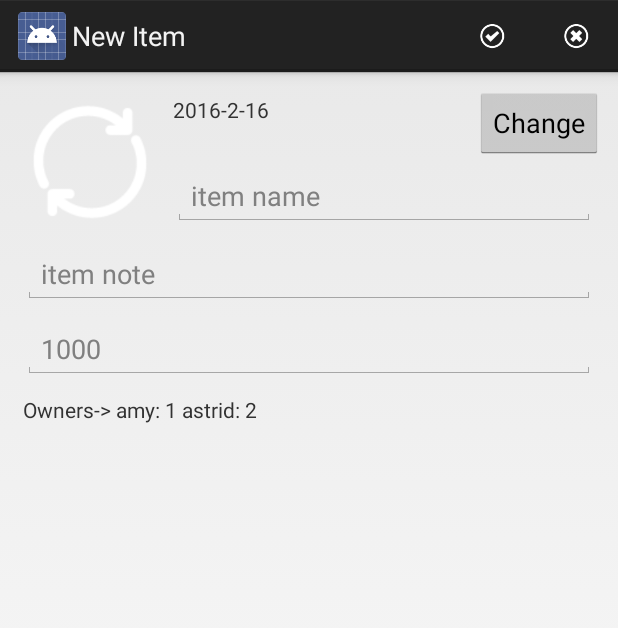
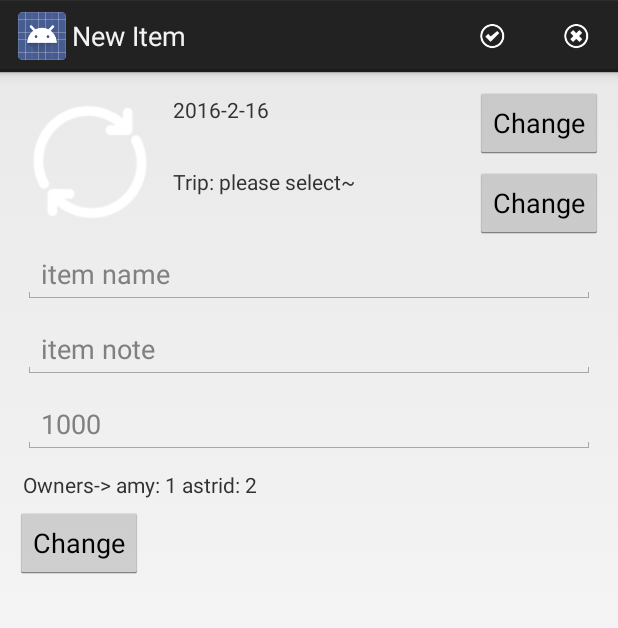
Before and after one commit to louisccc/TripalTripal, an Android app: the EditItemActivity screen opened directly, with no data from a screen before it, on a phone screen of 412 x 824 dp. Shown: the top 628 px of the screen. Run offline under Robolectric (Android 15) with nearby library versions, the phone set to English and light mode, and no system bars; libraries missing offline, so code that uses them is left out: junit.framework.

Commit message:
modify edititem activity

```diff
--- a/app/src/main/java/com/example/louisccc/tripal/activity/EditItemActivity.java
+++ b/app/src/main/java/com/example/louisccc/tripal/activity/EditItemActivity.java
@@ -21,12 +21,15 @@ import android.widget.TextView;
 import com.example.louisccc.tripal.R;
 import com.example.louisccc.tripal.model.DBManager;
 import com.example.louisccc.tripal.model.TriApplication;
+import com.example.louisccc.tripal.model.TriFriend;
 import com.example.louisccc.tripal.model.TriItem;
+import com.example.louisccc.tripal.model.TriTrip;
 import com.example.louisccc.tripal.utility.DateHelper;
 
 import junit.framework.Assert;
 
 import java.sql.SQLException;
+import java.util.ArrayList;
 import java.util.Calendar;
 
 /**
@@ -35,18 +38,26 @@ import java.util.Calendar;
 public class EditItemActivity extends Activity {
 
     TriItem mItem;
+    TriFriend mOwner = null;
     ImageView mItemThumbnailImageView;
     ImageView mItemThumbnailCoverImageView;
     TextView mItemTimeStampTextView;
     Button mItemTimeStampButton;
+
     TextView mItemLocationTextView;
-    EditText mItemTripTextView;
+    TextView mItemTripTextView;
+    Button mItemTripButton;
+
+    EditText mItemNameEditText;
     EditText mItemNoteTextView;
+    EditText mItemAmountTextView;
 
-    EditText mItemAmountTextView;
     TextView mItemOwnerTextView;
+    Button mItemOwnerButton;
 
     ListView mParticipantsListView;
+
+    TriTrip mTrip = null;
 //TODO    ParticipantsAdapter mParticipantsAdapter;
 
     @Override
@@ -65,23 +76,46 @@ public class EditItemActivity extends Activity {
         mItemTimeStampTextView = (TextView) this.findViewById(R.id.item_edit_timestamp);
         mItemTimeStampButton = (Button) this.findViewById(R.id.item_edit_timestamp_change);
 
-        mItemTripTextView = (EditText) this.findViewById(R.id.item_edit_trip);
+        mItemTripTextView = (TextView) this.findViewById(R.id.item_edit_trip);
+        mItemTripButton = (Button) this.findViewById(R.id.item_edit_trip_change);
+
+        mItemNameEditText = (EditText) this.findViewById(R.id.item_edit_item_name);
         mItemNoteTextView = (EditText) this.findViewById(R.id.item_edit_note);
         mItemAmountTextView = (EditText) this.findViewById(R.id.item_edit_amount);
+
+        mItemOwnerButton = (Button) this.findViewById(R.id.item_edit_owner_change);
         mItemOwnerTextView = (TextView) this.findViewById(R.id.item_edit_owner);
 
         mItem = getIntent().getParcelableExtra("item");
+
         if (mItem != null) {
             setTitle("Edit Item");
+            mItemNameEditText.setText(mItem.getName());
             mItemNoteTextView.setText(mItem.getNote());
             mItemAmountTextView.setText( Double.toString( mItem.getAmount() ) );
-            mItemOwnerTextView.setText( "Owner_id: " + mItem.getOwner() );
+
+            for (TriTrip t : ((TriApplication)getApplication()).getgTrips()){
+                if ( mItem.getTripId() == t.getLocalId() ) {
+                    mTrip = t; break;
+                }
+            }
+
+            for (TriFriend f : mTrip.getMembers((TriApplication) getApplication()) ){
+                if (f.getLocalId() == mItem.getOwner() ) {
+                    mOwner = f;
+                    break;
+                }
+            }
+            mItemOwnerTextView.setText( "Owner: " + mOwner.getName() );
             // TODO location
         }
         else {
             setTitle("New Item");
+            mTrip = getIntent().getParcelableExtra("trip");
+//            Assert.assertTrue(mTrip != null);
             mItemOwnerTextView.setText("Owners-> amy: " + ((TriApplication)getApplication()).getgFriends().get(0).getLocalId() + " astrid: " +((TriApplication)getApplication()).getgFriends().get(1).getLocalId() );
         }
+
         mItemTimeStampTextView.setOnClickListener(new View.OnClickListener() {
             @Override
             public void onClick(View v) {
@@ -101,29 +135,51 @@ public class EditItemActivity extends Activity {
                 showDatePickerDialog(c);
             }
         });
-        mItemOwnerTextView.setOnClickListener(new View.OnClickListener() {
+        if (mTrip != null){
+            mItemTripTextView.setText("Trip: " + mTrip.getName());
+        }
+        else {
+            mItemTripTextView.setText("Trip: please select~");
+        }
+
+        mItemTripButton.setOnClickListener(new View.OnClickListener() {
+            @Override
+            public void onClick(View v) {
+                AlertDialog.Builder builder = new AlertDialog.Builder(EditItemActivity.this);
+                builder.setTitle("select the trip");
+                ArrayList<String> listitems = new ArrayList<String>();
+                for ( TriTrip trip : ((TriApplication)getApplication()).getgTrips() ) {
+                    listitems.add(trip.getName());
+                }
+                final CharSequence[] charSequence = listitems.toArray(new CharSequence[listitems.size()]);
+                builder.setItems(charSequence, new DialogInterface.OnClickListener() {
+                    @Override
+                    public void onClick(DialogInterface dialog, int which) {
+                        mTrip = ((TriApplication)getApplication()).getgTrips().get(which);
+                        mItemTripTextView.setText( "Trip: " + mTrip.getName() );
+                    }
+                });
+                builder.show();
+            }
+        });
+        mItemOwnerButton.setOnClickListener(new View.OnClickListener() {
             @Override
             public void onClick(View v) {
                 AlertDialog.Builder d = new AlertDialog.Builder(EditItemActivity.this);
-                LayoutInflater inflater = EditItemActivity.this.getLayoutInflater();
-                final View dialogView = inflater.inflate(R.layout.dialog_friend_picker, null);
-                d.setView(dialogView);
-                d.setPositiveButton("ok", new DialogInterface.OnClickListener() {
+                d.setTitle("select the owner");
+                ArrayList<String> listitems = new ArrayList<String>();
+                for (TriFriend f : mTrip.getMembers((TriApplication)getApplication()) ) {
+                    listitems.add(f.getName());
+                }
+                final CharSequence[] charSequence = listitems.toArray(new CharSequence[listitems.size()]);
+                d.setItems(charSequence, new DialogInterface.OnClickListener() {
                     @Override
                     public void onClick(DialogInterface dialog, int which) {
-                        EditText text = (EditText) dialogView.findViewById(R.id.edittext);
-                        mItemOwnerTextView.setText(text.getText().toString());
+                        mOwner = mTrip.getMembers((TriApplication) getApplication()).get(which);
+                        mItemOwnerTextView.setText( "Owner: " + mOwner.getName() );
                     }
                 });
-                d.setNegativeButton("cancel", new DialogInterface.OnClickListener() {
-                    @Override
-                    public void onClick(DialogInterface dialog, int which) {
-                        return;
-                    }
-                });
-                AlertDialog dialog = d.create();
-                dialog.show();
-
+                d.show();
             }
         });
     }
@@ -140,12 +196,13 @@ public class EditItemActivity extends Activity {
         switch (item.getItemId()) {
             case R.id.add_record_confirm:
                 if (mItem == null) {
+                    Assert.assertTrue( mOwner != null );
                     TriItem i = new TriItem(
-                            mItemTripTextView.getText().toString(),
+                            mItemNameEditText.getText().toString(),
                             Double.parseDouble(mItemAmountTextView.getText().toString()),
-                            Integer.parseInt(mItemOwnerTextView.getText().toString()),
-                            ((TriApplication)getApplication()).getgTrips().get(0).getLocalId(),
-                            0,
+                            mOwner.getLocalId(),
+                            mTrip.getLocalId(),
+                            0, // category id
                             mItemNoteTextView.getText().toString(),
                             DateHelper.getDate(mItemTimeStampTextView.getText().toString())
                     );
--- a/app/src/main/java/com/example/louisccc/tripal/activity/TripActivity.java
+++ b/app/src/main/java/com/example/louisccc/tripal/activity/TripActivity.java
@@ -193,6 +193,7 @@ public class TripActivity extends Activity {
                 break;
             case R.id.action_add_item:
                 Intent i = new Intent(this, EditItemActivity.class);
+                i.putExtra("trip", mTrip);
                 startActivity(i);
                 break;
             case R.id.action_add_friend:
--- a/app/src/main/res/layout/activity_edit_item.xml
+++ b/app/src/main/res/layout/activity_edit_item.xml
@@ -24,32 +24,49 @@
         android:id="@+id/item_edit_timestamp"
         android:layout_width="match_parent"
         android:layout_height="wrap_content"
+        android:layout_alignBottom="@+id/item_edit_timestamp_change"
         android:layout_alignParentTop="true"
-        android:layout_alignBottom="@+id/item_edit_timestamp_change"
         android:layout_margin="5dp"
+        android:layout_toLeftOf="@+id/item_edit_timestamp_change"
         android:layout_toRightOf="@+id/item_edit_thumbnail"
-        android:layout_toLeftOf="@+id/item_edit_timestamp_change"
         android:text="Edit Date click here" />
+
     <Button
         android:id="@+id/item_edit_timestamp_change"
         android:layout_width="wrap_content"
         android:layout_height="wrap_content"
         android:layout_alignParentRight="true"
-        android:text="Change"/>
-    <EditText
+        android:text="Change" />
+
+    <TextView
         android:id="@+id/item_edit_trip"
         android:layout_width="match_parent"
         android:layout_height="wrap_content"
         android:layout_below="@+id/item_edit_timestamp"
         android:layout_margin="5dp"
         android:layout_toRightOf="@+id/item_edit_thumbnail"
-        android:hint="item name" />
+        android:text="trip id" />
+
+    <Button
+        android:id="@+id/item_edit_trip_change"
+        android:layout_width="wrap_content"
+        android:layout_height="wrap_content"
+        android:layout_alignParentRight="true"
+        android:layout_alignTop="@+id/item_edit_trip"
+        android:text="Change" />
 
     <LinearLayout
         android:layout_width="match_parent"
         android:layout_height="match_parent"
         android:layout_below="@+id/item_edit_thumbnail"
         android:orientation="vertical">
+
+        <EditText
+            android:id="@+id/item_edit_item_name"
+            android:layout_width="match_parent"
+            android:layout_height="wrap_content"
+            android:layout_margin="5dp"
+            android:hint="item name" />
 
         <EditText
             android:id="@+id/item_edit_note"
@@ -72,6 +89,11 @@
             android:layout_height="wrap_content"
             android:layout_margin="5dp"
             android:text="Enter id of users" />
+        <Button
+            android:id="@+id/item_edit_owner_change"
+            android:layout_width="wrap_content"
+            android:layout_height="wrap_content"
+            android:text="Change"/>
     </LinearLayout>
 
 </RelativeLayout>
```
